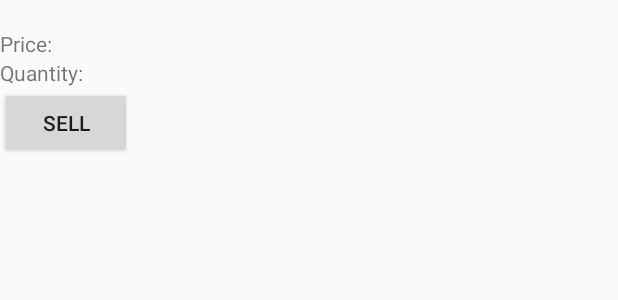
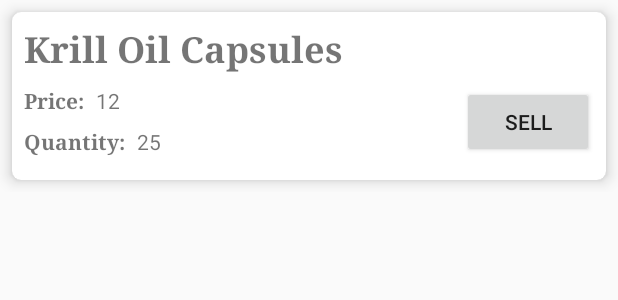
Before and after one commit to alejandra-gonzalez/InventoryApp, an Android app: the layout list_item.xml on its own in the app's theme, with its tools: preview values and no code run, on a phone screen of 412 x 824 dp. Shown: the top 300 px of the screen. Run offline under Robolectric (Android 15) with nearby library versions, the phone set to English and light mode, and no system bars.

Commit message:
List Item design changes + app colors change

```diff
--- a/app/build.gradle
+++ b/app/build.gradle
@@ -21,7 +21,8 @@ android {
 dependencies {
     implementation fileTree(dir: 'libs', include: ['*.jar'])
     implementation 'com.android.support:appcompat-v7:27.1.1'
-    implementation 'com.android.support.constraint:constraint-layout:1.1.2'
+    implementation 'com.android.support.constraint:constraint-layout:1.1.3'
+    implementation 'com.android.support:cardview-v7:27.1.1'
     testImplementation 'junit:junit:4.12'
     androidTestImplementation 'com.android.support.test:runner:1.0.2'
     androidTestImplementation 'com.android.support.test.espresso:espresso-core:3.0.2'
--- a/app/src/main/java/com/example/android/inventoryapp/EditorActivity.java
+++ b/app/src/main/java/com/example/android/inventoryapp/EditorActivity.java
@@ -44,8 +44,6 @@ public class EditorActivity extends AppCompatActivity implements LoaderManager.L
 
         if (currentProductUri == null) {
             setTitle(R.string.activity_title_add_new_product);
-            // Invalidate the options menu, so the "Delete" menu option can be hidden.
-            // (It doesn't make sense to delete a pet that hasn't been created yet.)
             invalidateOptionsMenu();
         } else {
             setTitle(R.string.activity_title_edit_product);
--- a/app/src/main/res/layout/activity_main.xml
+++ b/app/src/main/res/layout/activity_main.xml
@@ -10,7 +10,9 @@
     <ListView
         android:id="@+id/product_list"
         android:layout_width="match_parent"
-        android:layout_height="match_parent" />
+        android:layout_height="match_parent"
+        android:divider="@null"
+        android:dividerHeight="0dp"/>
 
     <!-- For Empty View -->
 
--- a/app/src/main/res/layout/list_item.xml
+++ b/app/src/main/res/layout/list_item.xml
@@ -1,49 +1,88 @@
 <?xml version="1.0" encoding="utf-8"?>
-<RelativeLayout xmlns:android="http://schemas.android.com/apk/res/android"
+<LinearLayout xmlns:android="http://schemas.android.com/apk/res/android"
+    xmlns:app="http://schemas.android.com/apk/res-auto"
+    xmlns:tools="http://schemas.android.com/tools"
+    android:layout_width="match_parent"
+    android:layout_height="wrap_content">
+
+    <android.support.v7.widget.CardView
+        android:layout_width="match_parent"
+        android:layout_height="wrap_content"
+        android:layout_margin="8dp"
+        app:cardCornerRadius="6dp"
+        app:cardElevation="6dp"
+        app:contentPadding="@dimen/list_item_spacing">
+
+        <RelativeLayout
             android:layout_width="match_parent"
             android:layout_height="match_parent">
 
             <TextView
                 android:id="@+id/product_name"
                 android:layout_width="wrap_content"
-        android:layout_height="wrap_content" />
+                android:layout_height="wrap_content"
+                android:layout_marginBottom="@dimen/list_item_spacing"
+                android:fontFamily="serif"
+                android:textSize="@dimen/product_name"
+                android:textStyle="bold"
+                tools:text="@string/sample_product_name" />
 
             <TextView
                 android:id="@+id/price_label"
                 android:layout_width="wrap_content"
                 android:layout_height="wrap_content"
                 android:layout_below="@id/product_name"
-        android:text="@string/price_label" />
+                android:layout_marginBottom="@dimen/list_item_spacing"
+                android:layout_marginEnd="@dimen/list_item_spacing"
+                android:layout_marginRight="@dimen/list_item_spacing"
+                android:fontFamily="serif"
+                android:text="@string/price_label"
+                android:textStyle="bold" />
 
             <TextView
                 android:id="@+id/product_price"
                 android:layout_width="wrap_content"
                 android:layout_height="wrap_content"
                 android:layout_below="@id/product_name"
+                android:layout_marginBottom="@dimen/list_item_spacing"
                 android:layout_toEndOf="@id/price_label"
-        android:layout_toRightOf="@id/price_label" />
+                android:layout_toRightOf="@id/price_label"
+                tools:text="12" />
 
             <TextView
                 android:id="@+id/quantity_label"
                 android:layout_width="wrap_content"
                 android:layout_height="wrap_content"
                 android:layout_below="@id/product_price"
-        android:text="@string/quantity_label" />
+                android:layout_marginBottom="@dimen/list_item_spacing"
+                android:layout_marginEnd="@dimen/list_item_spacing"
+                android:layout_marginRight="@dimen/list_item_spacing"
+                android:fontFamily="serif"
+                android:text="@string/quantity_label"
+                android:textStyle="bold" />
 
             <TextView
                 android:id="@+id/product_quantity"
                 android:layout_width="wrap_content"
                 android:layout_height="wrap_content"
                 android:layout_below="@id/product_price"
+                android:layout_marginBottom="@dimen/list_item_spacing"
                 android:layout_toEndOf="@id/quantity_label"
-        android:layout_toRightOf="@id/quantity_label" />
+                android:layout_toRightOf="@id/quantity_label"
+                tools:text="25" />
 
             <Button
                 android:id="@+id/sell_button"
                 android:layout_width="wrap_content"
                 android:layout_height="wrap_content"
-        android:layout_below="@id/product_quantity"
+                android:layout_alignParentEnd="true"
+                android:layout_alignParentRight="true"
+                android:layout_below="@id/product_name"
                 android:focusable="false"
                 android:text="@string/sale_button_text" />
 
         </RelativeLayout>
+
+    </android.support.v7.widget.CardView>
+
+</LinearLayout>
--- a/app/src/main/res/values/colors.xml
+++ b/app/src/main/res/values/colors.xml
@@ -1,6 +1,6 @@
 <?xml version="1.0" encoding="utf-8"?>
 <resources>
-    <color name="colorPrimary">#3F51B5</color>
-    <color name="colorPrimaryDark">#303F9F</color>
+    <color name="colorPrimary">#4a148c</color>
+    <color name="colorPrimaryDark">#12005e</color>
     <color name="colorAccent">#FF4081</color>
 </resources>
--- /dev/null
+++ b/app/src/main/res/values/dimens.xml
@@ -0,0 +1,6 @@
+<?xml version="1.0" encoding="utf-8"?>
+<resources>
+    <dimen name="list_item_spacing">8dp</dimen>
+    <dimen name="product_name">24sp</dimen>
+    <dimen name="layout_margin">16dp</dimen>
+</resources>
--- a/app/src/main/res/values/strings.xml
+++ b/app/src/main/res/values/strings.xml
@@ -1,5 +1,5 @@
 <resources>
-    <string name="app_name">Inventory App</string>
+    <string name="app_name">Inventory</string>
     <string name="insert_sample_data">Insert Sample Data</string>
     <string name="product_inventory">Product Inventory</string>
     <string name="sample_product_name">Krill Oil Capsules</string>
```
Also changed, not shown: 1 other file. Lines whose indentation alone changed are shown as unchanged.
